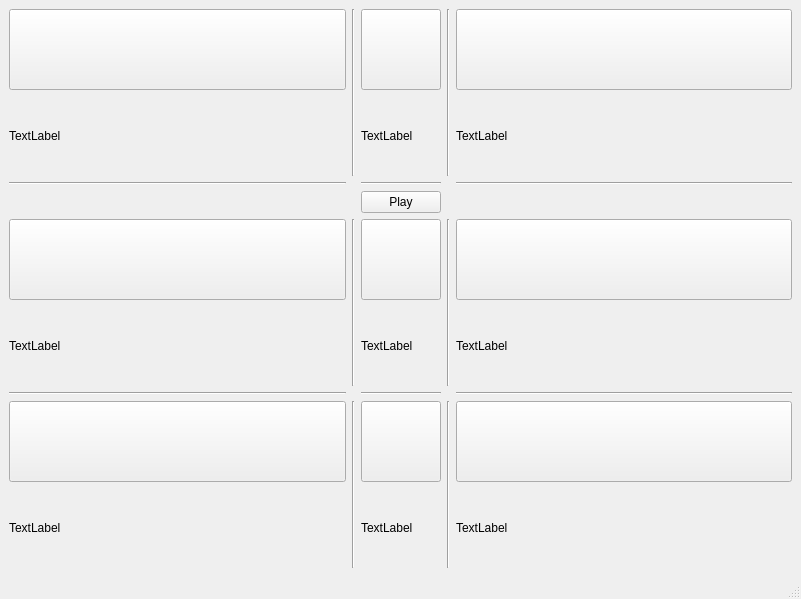
Qt form lab4/mainwindow.ui (MrPipiKado/OOP) before a commit.
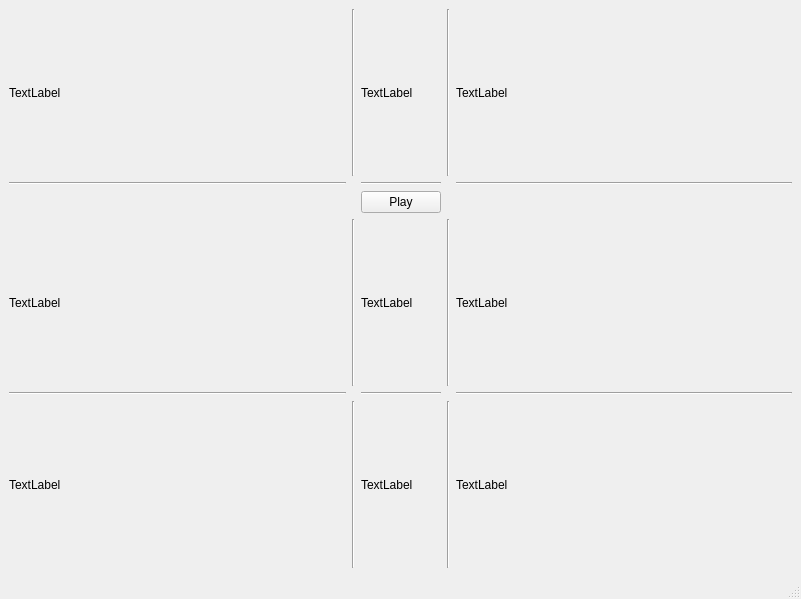
The same form after that commit. Custom widgets are drawn as their Qt base class.

```diff
--- a/lab4/mainwindow.ui
+++ b/lab4/mainwindow.ui
@@ -127,20 +127,7 @@
     <item row="5" column="0">
      <layout class="QVBoxLayout" name="verticalLayout_2">
       <item>
-       <widget class="MYPB" name="pushButton_3">
-        <property name="sizePolicy">
-         <sizepolicy hsizetype="Preferred" vsizetype="Preferred">
-          <horstretch>0</horstretch>
-          <verstretch>0</verstretch>
-         </sizepolicy>
-        </property>
-        <property name="text">
-         <string/>
-        </property>
-       </widget>
-      </item>
-      <item>
-       <widget class="QLabel" name="label_3">
+       <widget class="MyLabel" name="label_3">
         <property name="sizePolicy">
          <sizepolicy hsizetype="Preferred" vsizetype="Preferred">
           <horstretch>0</horstretch>
@@ -157,20 +144,7 @@
     <item row="0" column="0">
      <layout class="QVBoxLayout" name="verticalLayout_3">
       <item>
-       <widget class="MYPB" name="pushButton_0">
-        <property name="sizePolicy">
-         <sizepolicy hsizetype="Preferred" vsizetype="Preferred">
-          <horstretch>0</horstretch>
-          <verstretch>0</verstretch>
-         </sizepolicy>
-        </property>
-        <property name="text">
-         <string/>
-        </property>
-       </widget>
-      </item>
-      <item>
-       <widget class="QLabel" name="label_0">
+       <widget class="MyLabel" name="label_0">
         <property name="sizePolicy">
          <sizepolicy hsizetype="Preferred" vsizetype="Preferred">
           <horstretch>0</horstretch>
@@ -187,20 +161,7 @@
     <item row="0" column="2">
      <layout class="QVBoxLayout" name="verticalLayout_4">
       <item>
-       <widget class="MYPB" name="pushButton_1">
-        <property name="sizePolicy">
-         <sizepolicy hsizetype="Preferred" vsizetype="Preferred">
-          <horstretch>0</horstretch>
-          <verstretch>0</verstretch>
-         </sizepolicy>
-        </property>
-        <property name="text">
-         <string/>
-        </property>
-       </widget>
-      </item>
-      <item>
-       <widget class="QLabel" name="label_1">
+       <widget class="MyLabel" name="label_1">
         <property name="sizePolicy">
          <sizepolicy hsizetype="Preferred" vsizetype="Preferred">
           <horstretch>0</horstretch>
@@ -217,20 +178,7 @@
     <item row="0" column="5">
      <layout class="QVBoxLayout" name="verticalLayout_5">
       <item>
-       <widget class="MYPB" name="pushButton_2">
-        <property name="sizePolicy">
-         <sizepolicy hsizetype="Preferred" vsizetype="Preferred">
-          <horstretch>0</horstretch>
-          <verstretch>0</verstretch>
-         </sizepolicy>
-        </property>
-        <property name="text">
-         <string/>
-        </property>
-       </widget>
-      </item>
-      <item>
-       <widget class="QLabel" name="label_2">
+       <widget class="MyLabel" name="label_2">
         <property name="sizePolicy">
          <sizepolicy hsizetype="Preferred" vsizetype="Preferred">
           <horstretch>0</horstretch>
@@ -247,20 +195,7 @@
     <item row="5" column="2">
      <layout class="QVBoxLayout" name="verticalLayout_6">
       <item>
-       <widget class="MYPB" name="pushButton_4">
-        <property name="sizePolicy">
-         <sizepolicy hsizetype="Preferred" vsizetype="Preferred">
-          <horstretch>0</horstretch>
-          <verstretch>0</verstretch>
-         </sizepolicy>
-        </property>
-        <property name="text">
-         <string/>
-        </property>
-       </widget>
-      </item>
-      <item>
-       <widget class="QLabel" name="label_4">
+       <widget class="MyLabel" name="label_4">
         <property name="sizePolicy">
          <sizepolicy hsizetype="Preferred" vsizetype="Preferred">
           <horstretch>0</horstretch>
@@ -277,20 +212,7 @@
     <item row="5" column="5">
      <layout class="QVBoxLayout" name="verticalLayout_7">
       <item>
-       <widget class="MYPB" name="pushButton_5">
-        <property name="sizePolicy">
-         <sizepolicy hsizetype="Preferred" vsizetype="Preferred">
-          <horstretch>0</horstretch>
-          <verstretch>0</verstretch>
-         </sizepolicy>
-        </property>
-        <property name="text">
-         <string/>
-        </property>
-       </widget>
-      </item>
-      <item>
-       <widget class="QLabel" name="label_5">
+       <widget class="MyLabel" name="label_5">
         <property name="sizePolicy">
          <sizepolicy hsizetype="Preferred" vsizetype="Preferred">
           <horstretch>0</horstretch>
@@ -307,20 +229,7 @@
     <item row="7" column="0">
      <layout class="QVBoxLayout" name="verticalLayout_8">
       <item>
-       <widget class="MYPB" name="pushButton_6">
-        <property name="sizePolicy">
-         <sizepolicy hsizetype="Preferred" vsizetype="Preferred">
-          <horstretch>0</horstretch>
-          <verstretch>0</verstretch>
-         </sizepolicy>
-        </property>
-        <property name="text">
-         <string/>
-        </property>
-       </widget>
-      </item>
-      <item>
-       <widget class="QLabel" name="label_6">
+       <widget class="MyLabel" name="label_6">
         <property name="sizePolicy">
          <sizepolicy hsizetype="Preferred" vsizetype="Preferred">
           <horstretch>0</horstretch>
@@ -337,20 +246,7 @@
     <item row="7" column="2">
      <layout class="QVBoxLayout" name="verticalLayout_9">
       <item>
-       <widget class="MYPB" name="pushButton_7">
-        <property name="sizePolicy">
-         <sizepolicy hsizetype="Preferred" vsizetype="Preferred">
-          <horstretch>0</horstretch>
-          <verstretch>0</verstretch>
-         </sizepolicy>
-        </property>
-        <property name="text">
-         <string/>
-        </property>
-       </widget>
-      </item>
-      <item>
-       <widget class="QLabel" name="label_7">
+       <widget class="MyLabel" name="label_7">
         <property name="sizePolicy">
          <sizepolicy hsizetype="Preferred" vsizetype="Preferred">
           <horstretch>0</horstretch>
@@ -367,20 +263,7 @@
     <item row="7" column="5">
      <layout class="QVBoxLayout" name="verticalLayout_10">
       <item>
-       <widget class="MYPB" name="pushButton_8">
-        <property name="sizePolicy">
-         <sizepolicy hsizetype="Preferred" vsizetype="Preferred">
-          <horstretch>0</horstretch>
-          <verstretch>0</verstretch>
-         </sizepolicy>
-        </property>
-        <property name="text">
-         <string/>
-        </property>
-       </widget>
-      </item>
-      <item>
-       <widget class="QLabel" name="label_8">
+       <widget class="MyLabel" name="label_8">
         <property name="sizePolicy">
          <sizepolicy hsizetype="Preferred" vsizetype="Preferred">
           <horstretch>0</horstretch>
@@ -410,9 +293,9 @@
  </widget>
  <customwidgets>
   <customwidget>
-   <class>MYPB</class>
-   <extends>QPushButton</extends>
-   <header>mypb.h</header>
+   <class>MyLabel</class>
+   <extends>QLabel</extends>
+   <header>mylabel.h</header>
   </customwidget>
  </customwidgets>
  <resources/>
```
